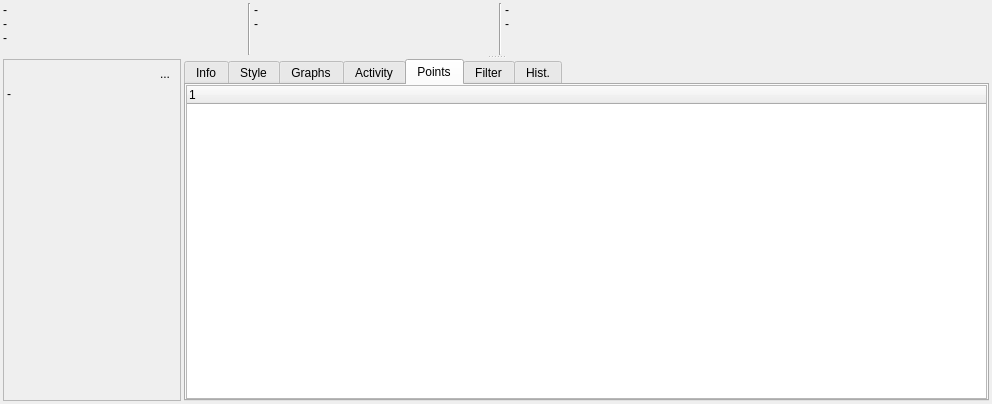
This is src/qmapshack/gis/trk/IDetailsTrk.ui in Maproom/qmapshack as Qt 5 draws it before an edit. The edited form follows.
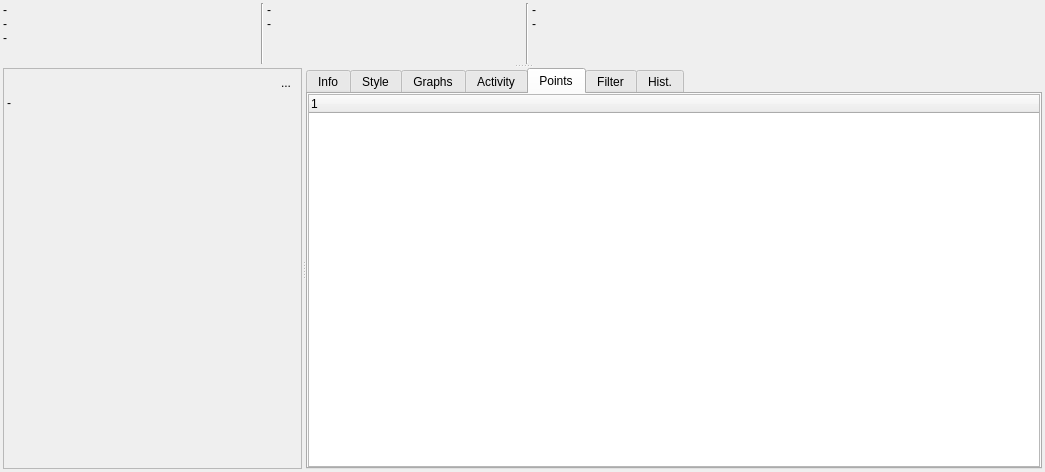
This is the edited form. The open tabs and pages were chosen to show the change. Icons and pictures are not drawn. Custom widgets are drawn as their Qt base class.

Commit message: [Issue #375] Trk Details: Add splitter between track info and tab widget

Patch:
```diff
--- a/src/qmapshack/gis/trk/IDetailsTrk.ui
+++ b/src/qmapshack/gis/trk/IDetailsTrk.ui
@@ -6,37 +6,55 @@
    <rect>
     <x>0</x>
     <y>0</y>
-    <width>992</width>
-    <height>404</height>
+    <width>1045</width>
+    <height>472</height>
    </rect>
   </property>
   <property name="windowTitle">
    <string>Form</string>
   </property>
+  <layout class="QVBoxLayout" name="verticalLayout_8">
+   <property name="spacing">
+    <number>3</number>
+   </property>
+   <property name="leftMargin">
+    <number>3</number>
+   </property>
+   <property name="topMargin">
+    <number>3</number>
+   </property>
+   <property name="rightMargin">
+    <number>3</number>
+   </property>
+   <property name="bottomMargin">
+    <number>3</number>
+   </property>
+   <item>
+    <widget class="QSplitter" name="splitter1">
+     <property name="orientation">
+      <enum>Qt::Vertical</enum>
+     </property>
+     <widget class="QFrame" name="framePlot">
+      <property name="frameShape">
+       <enum>QFrame::NoFrame</enum>
+      </property>
+      <property name="frameShadow">
+       <enum>QFrame::Plain</enum>
+      </property>
   <layout class="QVBoxLayout" name="verticalLayout_5">
    <property name="spacing">
-    <number>3</number>
+        <number>0</number>
    </property>
    <property name="leftMargin">
-    <number>3</number>
+        <number>0</number>
    </property>
    <property name="topMargin">
-    <number>3</number>
+        <number>0</number>
    </property>
    <property name="rightMargin">
-    <number>3</number>
+        <number>0</number>
    </property>
    <property name="bottomMargin">
-    <number>3</number>
-   </property>
-   <item>
-    <widget class="QSplitter" name="splitter">
-     <property name="orientation">
-      <enum>Qt::Vertical</enum>
-     </property>
-     <widget class="QWidget" name="layoutWidget">
-      <layout class="QVBoxLayout" name="layoutPlot">
-       <property name="spacing">
         <number>0</number>
        </property>
        <item>
@@ -130,13 +148,11 @@
        </item>
       </layout>
      </widget>
-     <widget class="QWidget" name="layoutWidget1">
-      <layout class="QHBoxLayout" name="horizontalLayout_6">
-       <property name="spacing">
-        <number>3</number>
-       </property>
-       <item>
-        <widget class="QFrame" name="frame">
+     <widget class="QSplitter" name="splitter2">
+      <property name="orientation">
+       <enum>Qt::Horizontal</enum>
+      </property>
+      <widget class="QFrame" name="frameInfo">
          <property name="frameShape">
           <enum>QFrame::StyledPanel</enum>
          </property>
@@ -160,7 +176,7 @@
            <number>3</number>
           </property>
           <item>
-           <layout class="QHBoxLayout" name="horizontalLayout_8">
+         <layout class="QHBoxLayout" name="horizontalLayout_6">
             <item>
              <widget class="CLineEdit" name="lineName">
               <property name="sizePolicy">
@@ -366,8 +382,6 @@
           </item>
          </layout>
         </widget>
-       </item>
-       <item>
         <widget class="QTabWidget" name="tabWidget">
          <property name="sizePolicy">
           <sizepolicy hsizetype="MinimumExpanding" vsizetype="Expanding">
@@ -1472,12 +1486,6 @@
            </property>
            <item>
             <widget class="CTableTrk" name="treeWidget">
-             <property name="sizePolicy">
-              <sizepolicy hsizetype="MinimumExpanding" vsizetype="Expanding">
-               <horstretch>0</horstretch>
-               <verstretch>0</verstretch>
-              </sizepolicy>
-             </property>
              <property name="alternatingRowColors">
               <bool>true</bool>
              </property>
@@ -1493,6 +1501,11 @@
              <attribute name="headerDefaultSectionSize">
               <number>50</number>
              </attribute>
+           <column>
+            <property name="text">
+             <string notr="true">1</string>
+            </property>
+           </column>
             </widget>
            </item>
           </layout>
@@ -1567,8 +1580,6 @@
           </layout>
          </widget>
         </widget>
-       </item>
-      </layout>
      </widget>
     </widget>
    </item>
```
Left out of the diff: 8 changed lines with no effect on the pictures. Lines whose indentation alone changed are shown as unchanged. The commit also changes 1 other file.
